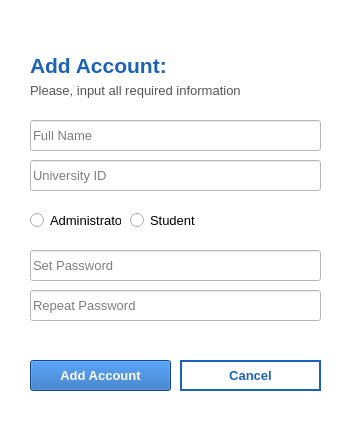
Before: the Qt Designer form gui/add_account.ui in iamafi/os_client, drawn with Qt 5.
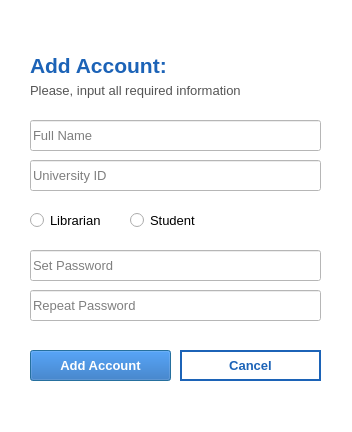
After: the same form once the commit is applied.

Patch:
```diff
--- a/gui/add_account.ui
+++ b/gui/add_account.ui
@@ -1,7 +1,7 @@
 <?xml version="1.0" encoding="UTF-8"?>
 <ui version="4.0">
  <class>Dialog</class>
- <widget class="QMainWindow" name="Dialog">
+ <widget class="QDialog" name="Dialog">
   <property name="geometry">
    <rect>
     <x>0</x>
@@ -133,7 +133,7 @@
     </font>
    </property>
    <property name="text">
-    <string>Administrator</string>
+    <string>Librarian</string>
    </property>
   </widget>
   <widget class="QRadioButton" name="student">
@@ -206,7 +206,7 @@
    <property name="geometry">
     <rect>
      <x>30</x>
-     <y>360</y>
+     <y>350</y>
      <width>141</width>
      <height>31</height>
     </rect>
@@ -236,7 +236,7 @@
    <property name="geometry">
     <rect>
      <x>180</x>
-     <y>360</y>
+     <y>350</y>
      <width>141</width>
      <height>31</height>
     </rect>
@@ -276,9 +276,9 @@
    <property name="geometry">
     <rect>
      <x>30</x>
-     <y>330</y>
+     <y>325</y>
      <width>291</width>
-     <height>20</height>
+     <height>21</height>
     </rect>
    </property>
    <property name="font">
```
